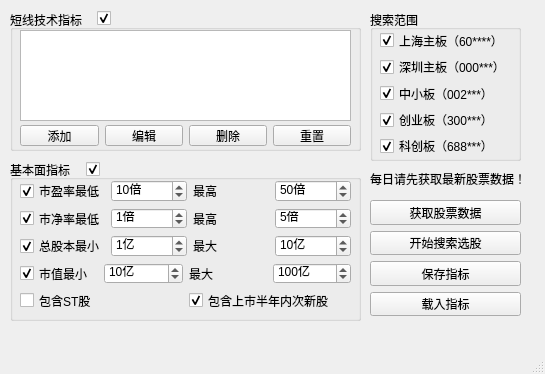
Before: the Qt Designer form QtDesign/StockFinder.ui in victor647/QuantumStockTrade, drawn with Qt 5.
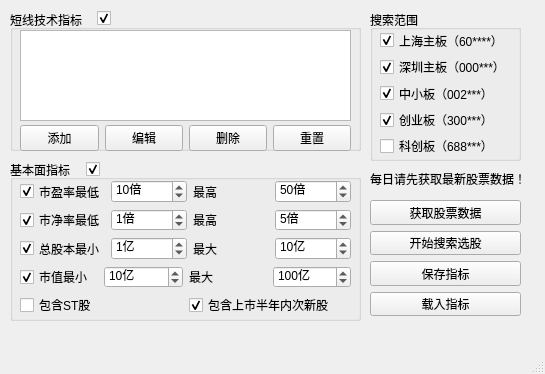
After: the same form once the commit is applied.

Diff of the .ui file:
```diff
--- a/QtDesign/StockFinder.ui
+++ b/QtDesign/StockFinder.ui
@@ -124,7 +124,7 @@
          <string>科创板（688***）</string>
         </property>
         <property name="checked">
-         <bool>true</bool>
+         <bool>false</bool>
         </property>
        </widget>
       </item>
@@ -168,7 +168,7 @@
        <x>10</x>
        <y>115</y>
        <width>331</width>
-       <height>21</height>
+       <height>26</height>
       </rect>
      </property>
      <layout class="QHBoxLayout" name="horizontalLayout">
@@ -227,7 +227,7 @@
        <x>10</x>
        <y>20</y>
        <width>331</width>
-       <height>131</height>
+       <height>136</height>
       </rect>
      </property>
      <property name="font">
```
